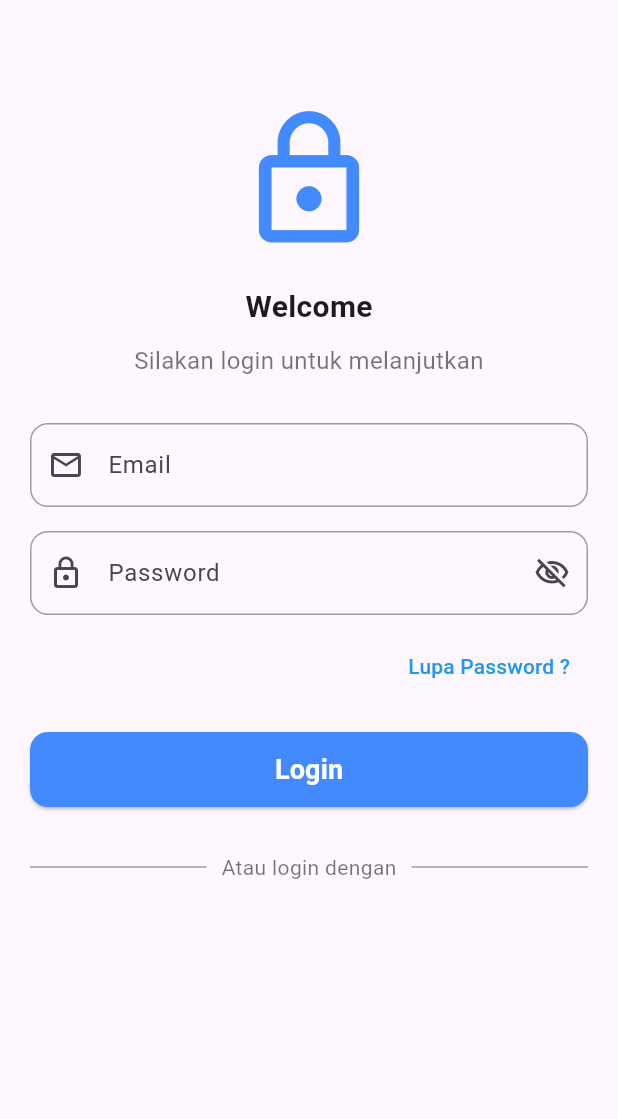
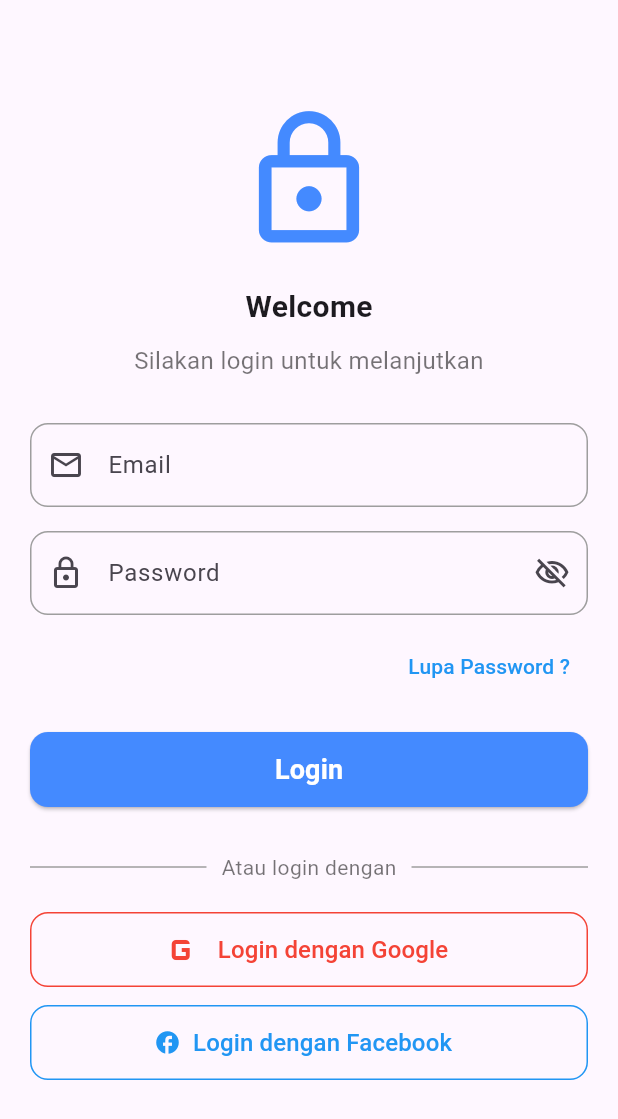
Before and after one commit to I-JasonLee/Tugas_week_6_1123150116, a Flutter app: the screen it shows after launch, on a phone screen of 412 x 824 dp. Shown: the top 1119 px of the screen. Run offline on Flutter 3.47's test engine with Material 3 defaults, Android fonts, the phone set to English and light mode, and no system bars.

Commit message:
add tombol login dengan Google dan Facebook

```diff
--- a/lib/screen/login.dart
+++ b/lib/screen/login.dart
@@ -144,6 +144,49 @@ class Login extends StatelessWidget {
                   ),
                 ],
               ),
+
+              const SizedBox(height: 20),
+              // Tombol Login dengan Google
+              SizedBox(
+                width: double.infinity,
+                height: 50,
+                child: OutlinedButton.icon(
+                  onPressed: () {},
+                  icon: const Icon(Icons.g_mobiledata, color: Colors.red, size: 32),
+                  label: const Text(
+                    "Login dengan Google",
+                    style: TextStyle(color: Colors.red, fontSize: 16),
+                  ),
+                  style: OutlinedButton.styleFrom(
+                    side: const BorderSide(color: Colors.red),
+                    shape: RoundedRectangleBorder(
+                      borderRadius: BorderRadius.circular(12),
+                    ),
+                  ),
+                ),
+              ),
+
+              const SizedBox(height: 12),
+              // Tombol Login dengan Facebook
+              SizedBox(
+                width: double.infinity,
+                height: 50,
+                child: OutlinedButton.icon(
+                  onPressed: () {},
+                  icon: const Icon(Icons.facebook, color: Colors.blue),
+                  label: const Text(
+                    "Login dengan Facebook",
+                    style: TextStyle(color: Colors.blue, fontSize: 16),
+                  ),
+                  style: OutlinedButton.styleFrom(
+                    side: const BorderSide(color: Colors.blue),
+                    shape: RoundedRectangleBorder(
+                      borderRadius: BorderRadius.circular(12),
+                    ),
+                  ),
+                ),
+              ),
+
             ],
           ),
         ),
```
